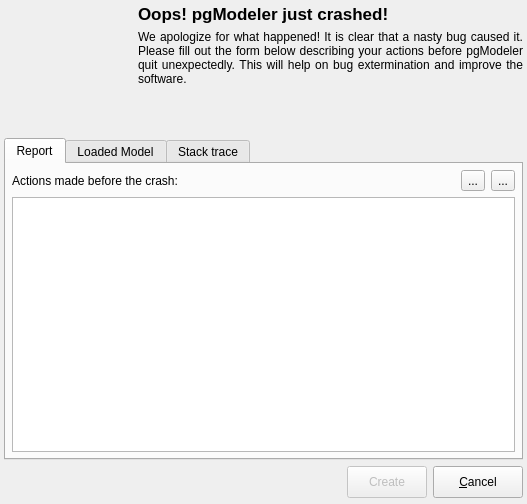
Qt form crashhandler/ui/crashhandler.ui (pgmodeler/pgmodeler) before a commit.
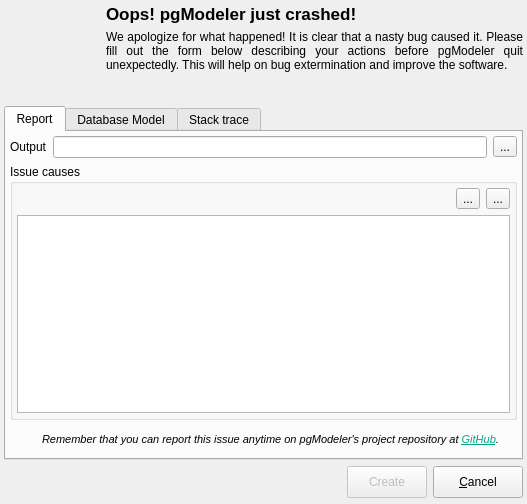
The same form after that commit. Icons and pictures are not drawn.

Commit message:
Improvements on crash handler.
Added an action in MainWindow to give user the chance to report a bug
without use crash handler.

Patch:
```diff
--- a/crashhandler/ui/crashhandler.ui
+++ b/crashhandler/ui/crashhandler.ui
@@ -64,14 +64,14 @@
      </property>
      <property name="minimumSize">
       <size>
-       <width>128</width>
-       <height>128</height>
+       <width>96</width>
+       <height>96</height>
       </size>
      </property>
      <property name="maximumSize">
       <size>
-       <width>128</width>
-       <height>128</height>
+       <width>96</width>
+       <height>96</height>
       </size>
      </property>
      <property name="text">
@@ -272,78 +272,260 @@
       <attribute name="title">
        <string>Report</string>
       </attribute>
-      <layout class="QGridLayout" name="gridLayout_3">
+      <layout class="QVBoxLayout" name="verticalLayout">
        <property name="leftMargin">
-        <number>6</number>
+        <number>4</number>
        </property>
        <property name="topMargin">
-        <number>6</number>
+        <number>4</number>
        </property>
        <property name="rightMargin">
-        <number>6</number>
+        <number>4</number>
        </property>
        <property name="bottomMargin">
-        <number>6</number>
+        <number>4</number>
        </property>
-       <item row="0" column="2">
-        <widget class="QToolButton" name="save_tb">
-         <property name="toolTip">
-          <string>Save the model embedded on the crash report onto filesystem</string>
-         </property>
-         <property name="text">
-          <string>...</string>
-         </property>
-         <property name="icon">
-          <iconset resource="../../libpgmodeler_ui/res/resources.qrc">
-           <normaloff>:/icones/icones/salvar_como.png</normaloff>:/icones/icones/salvar_como.png</iconset>
-         </property>
-         <property name="iconSize">
-          <size>
-           <width>20</width>
-           <height>20</height>
-          </size>
-         </property>
-        </widget>
+       <item>
+        <layout class="QHBoxLayout" name="horizontalLayout_2">
+         <item>
+          <widget class="QLabel" name="output_lbl">
+           <property name="sizePolicy">
+            <sizepolicy hsizetype="Fixed" vsizetype="Preferred">
+             <horstretch>0</horstretch>
+             <verstretch>0</verstretch>
+            </sizepolicy>
+           </property>
+           <property name="text">
+            <string>Output</string>
+           </property>
+          </widget>
+         </item>
+         <item>
+          <widget class="QLineEdit" name="output_edt"/>
+         </item>
+         <item>
+          <widget class="QToolButton" name="output_tb">
+           <property name="toolTip">
+            <string>Select the report's output folder</string>
+           </property>
+           <property name="text">
+            <string>...</string>
+           </property>
+           <property name="icon">
+            <iconset resource="../../libpgmodeler_ui/res/resources.qrc">
+             <normaloff>:/icones/icones/abrir.png</normaloff>:/icones/icones/abrir.png</iconset>
+           </property>
+           <property name="iconSize">
+            <size>
+             <width>20</width>
+             <height>20</height>
+            </size>
+           </property>
+          </widget>
+         </item>
+        </layout>
        </item>
-       <item row="0" column="0">
-        <widget class="QLabel" name="label_3">
-         <property name="text">
-          <string>Actions made before the crash:</string>
+       <item>
+        <widget class="QGroupBox" name="groupBox">
+         <property name="title">
+          <string>Issue causes</string>
          </property>
+         <layout class="QGridLayout" name="gridLayout_3">
+          <property name="leftMargin">
+           <number>4</number>
+          </property>
+          <property name="topMargin">
+           <number>4</number>
+          </property>
+          <property name="rightMargin">
+           <number>4</number>
+          </property>
+          <property name="bottomMargin">
+           <number>4</number>
+          </property>
+          <item row="1" column="0">
+           <widget class="QTextEdit" name="actions_txt">
+            <property name="acceptRichText">
+             <bool>false</bool>
+            </property>
+           </widget>
+          </item>
+          <item row="0" column="0">
+           <widget class="QWidget" name="btns_parent_wgt" native="true">
+            <property name="sizePolicy">
+             <sizepolicy hsizetype="Minimum" vsizetype="Preferred">
+              <horstretch>0</horstretch>
+              <verstretch>0</verstretch>
+             </sizepolicy>
+            </property>
+            <layout class="QHBoxLayout" name="horizontalLayout">
+             <property name="leftMargin">
+              <number>0</number>
+             </property>
+             <property name="topMargin">
+              <number>0</number>
+             </property>
+             <property name="rightMargin">
+              <number>0</number>
+             </property>
+             <property name="bottomMargin">
+              <number>0</number>
+             </property>
+             <item>
+              <spacer name="horizontalSpacer_2">
+               <property name="orientation">
+                <enum>Qt::Horizontal</enum>
+               </property>
+               <property name="sizeHint" stdset="0">
+                <size>
+                 <width>40</width>
+                 <height>20</height>
+                </size>
+               </property>
+              </spacer>
+             </item>
+             <item>
+              <widget class="QToolButton" name="load_tb">
+               <property name="toolTip">
+                <string>Load crash report.</string>
+               </property>
+               <property name="text">
+                <string>...</string>
+               </property>
+               <property name="icon">
+                <iconset resource="../../libpgmodeler_ui/res/resources.qrc">
+                 <normaloff>:/icones/icones/abrir.png</normaloff>:/icones/icones/abrir.png</iconset>
+               </property>
+               <property name="iconSize">
+                <size>
+                 <width>20</width>
+                 <height>20</height>
+                </size>
+               </property>
+              </widget>
+             </item>
+             <item>
+              <widget class="QToolButton" name="save_tb">
+               <property name="toolTip">
+                <string>Save the model embedded on the crash report onto filesystem</string>
+               </property>
+               <property name="text">
+                <string>...</string>
+               </property>
+               <property name="icon">
+                <iconset resource="../../libpgmodeler_ui/res/resources.qrc">
+                 <normaloff>:/icones/icones/salvar_como.png</normaloff>:/icones/icones/salvar_como.png</iconset>
+               </property>
+               <property name="iconSize">
+                <size>
+                 <width>20</width>
+                 <height>20</height>
+                </size>
+               </property>
+              </widget>
+             </item>
+            </layout>
+           </widget>
+          </item>
+         </layout>
         </widget>
        </item>
-       <item row="1" column="0" colspan="3">
-        <widget class="QTextEdit" name="actions_txt">
-         <property name="acceptRichText">
-          <bool>false</bool>
+       <item>
+        <widget class="QFrame" name="message_frm">
+         <property name="sizePolicy">
+          <sizepolicy hsizetype="Preferred" vsizetype="Fixed">
+           <horstretch>0</horstretch>
+           <verstretch>0</verstretch>
+          </sizepolicy>
          </property>
-        </widget>
-       </item>
-       <item row="0" column="1">
-        <widget class="QToolButton" name="load_tb">
-         <property name="toolTip">
-          <string>Load crash report.</string>
-         </property>
-         <property name="text">
-          <string>...</string>
-         </property>
-         <property name="icon">
-          <iconset resource="../../libpgmodeler_ui/res/resources.qrc">
-           <normaloff>:/icones/icones/abrir.png</normaloff>:/icones/icones/abrir.png</iconset>
-         </property>
-         <property name="iconSize">
+         <property name="minimumSize">
           <size>
-           <width>20</width>
-           <height>20</height>
+           <width>0</width>
+           <height>0</height>
           </size>
          </property>
+         <property name="frameShape">
+          <enum>QFrame::NoFrame</enum>
+         </property>
+         <property name="frameShadow">
+          <enum>QFrame::Raised</enum>
+         </property>
+         <layout class="QGridLayout" name="gridLayout_5">
+          <property name="leftMargin">
+           <number>2</number>
+          </property>
+          <property name="topMargin">
+           <number>2</number>
+          </property>
+          <property name="rightMargin">
+           <number>2</number>
+          </property>
+          <property name="bottomMargin">
+           <number>2</number>
+          </property>
+          <item row="0" column="0">
+           <widget class="QLabel" name="label_3">
+            <property name="minimumSize">
+             <size>
+              <width>24</width>
+              <height>24</height>
+             </size>
+            </property>
+            <property name="maximumSize">
+             <size>
+              <width>24</width>
+              <height>24</height>
+             </size>
+            </property>
+            <property name="text">
+             <string/>
+            </property>
+            <property name="textFormat">
+             <enum>Qt::AutoText</enum>
+            </property>
+            <property name="pixmap">
+             <pixmap resource="../../libpgmodeler_ui/res/resources.qrc">:/icones/icones/msgbox_info.png</pixmap>
+            </property>
+            <property name="scaledContents">
+             <bool>true</bool>
+            </property>
+           </widget>
+          </item>
+          <item row="0" column="1">
+           <widget class="QLabel" name="label_4">
+            <property name="font">
+             <font>
+              <pointsize>8</pointsize>
+              <weight>50</weight>
+              <italic>true</italic>
+              <bold>false</bold>
+              <underline>false</underline>
+              <strikeout>false</strikeout>
+              <kerning>true</kerning>
+             </font>
+            </property>
+            <property name="text">
+             <string>&lt;html&gt;&lt;head/&gt;&lt;body&gt;&lt;p&gt;Remember that you can report this issue anytime on pgModeler's project repository at &lt;a href=&quot; https://github.com/pgmodeler/pgmodeler/issues&quot;&gt;&lt;span style=&quot; text-decoration: underline; color:#00a489;&quot;&gt;GitHub&lt;/span&gt;&lt;/a&gt;. &lt;/p&gt;&lt;/body&gt;&lt;/html&gt;</string>
+            </property>
+            <property name="textFormat">
+             <enum>Qt::AutoText</enum>
+            </property>
+            <property name="wordWrap">
+             <bool>true</bool>
+            </property>
+            <property name="openExternalLinks">
+             <bool>true</bool>
+            </property>
+           </widget>
+          </item>
+         </layout>
         </widget>
        </item>
       </layout>
      </widget>
      <widget class="QWidget" name="tab_3">
       <attribute name="title">
-       <string>Loaded Model</string>
+       <string>Database Model</string>
       </attribute>
       <layout class="QGridLayout" name="gridLayout_4">
        <property name="leftMargin">
```
Left out of the diff: 108 changed lines with no effect on the pictures. The commit also changes 14 other files.
